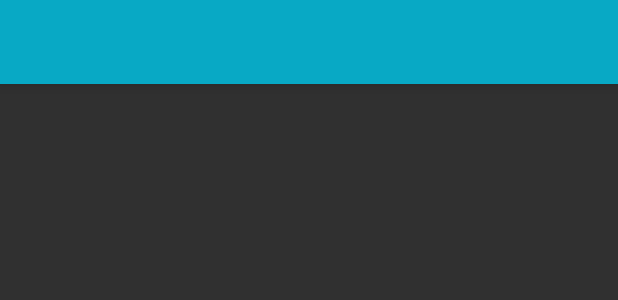
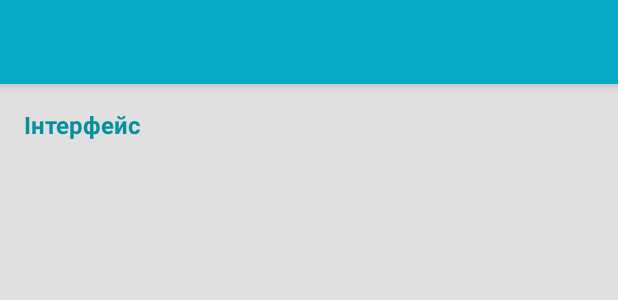
Before and after one commit to XBICT/-MyNotes, an Android app: the layout settings_layout.xml on its own in the app's theme, with its tools: preview values and no code run, on a phone screen of 412 x 824 dp. Shown: the top 300 px of the screen. Run offline under Robolectric (Android 15) with nearby library versions, the phone set to English and light mode, and no system bars.

```diff
--- a/app/src/main/res/layout/settings_layout.xml
+++ b/app/src/main/res/layout/settings_layout.xml
@@ -1,8 +1,27 @@
 <?xml version="1.0" encoding="utf-8"?>
 <RelativeLayout xmlns:android="http://schemas.android.com/apk/res/android"
-    android:layout_width="match_parent" android:layout_height="match_parent">
+    android:layout_width="match_parent" android:layout_height="match_parent"
+    android:background="@color/BGNgoodle"
+    android:padding="0dp"
+    android:layout_margin="0dp">
 
 
     <include android:id="@+id/toolbar"
         layout="@layout/toolbar"/>
+
+    <TextView
+        android:layout_width="wrap_content"
+        android:layout_height="wrap_content"
+        android:textAppearance="?android:attr/textAppearanceMedium"
+        android:text="@string/interFace"
+        android:id="@+id/textView"
+        android:textColor="@color/colorPrimaryDark"
+        android:textStyle="bold"
+        android:textSize="16sp"
+        android:layout_marginLeft="16dp"
+        android:layout_marginTop="6dp"
+        android:layout_marginRight="16dp"
+        android:layout_below="@+id/toolbar"
+        android:layout_alignParentStart="true" />
+
 </RelativeLayout>
--- a/app/src/main/res/values/strings.xml
+++ b/app/src/main/res/values/strings.xml
@@ -20,6 +20,7 @@
     <string name="archive">Архів</string>
     <string name="alarm">Будильник</string>
     <string name="notes">Нотатки</string>
+    <string name="interFace">Інтерфейс</string>
     <string name="info">Про програму</string>
     /* Card View*/
     <string name="cardNote">Нотатка</string>
```
